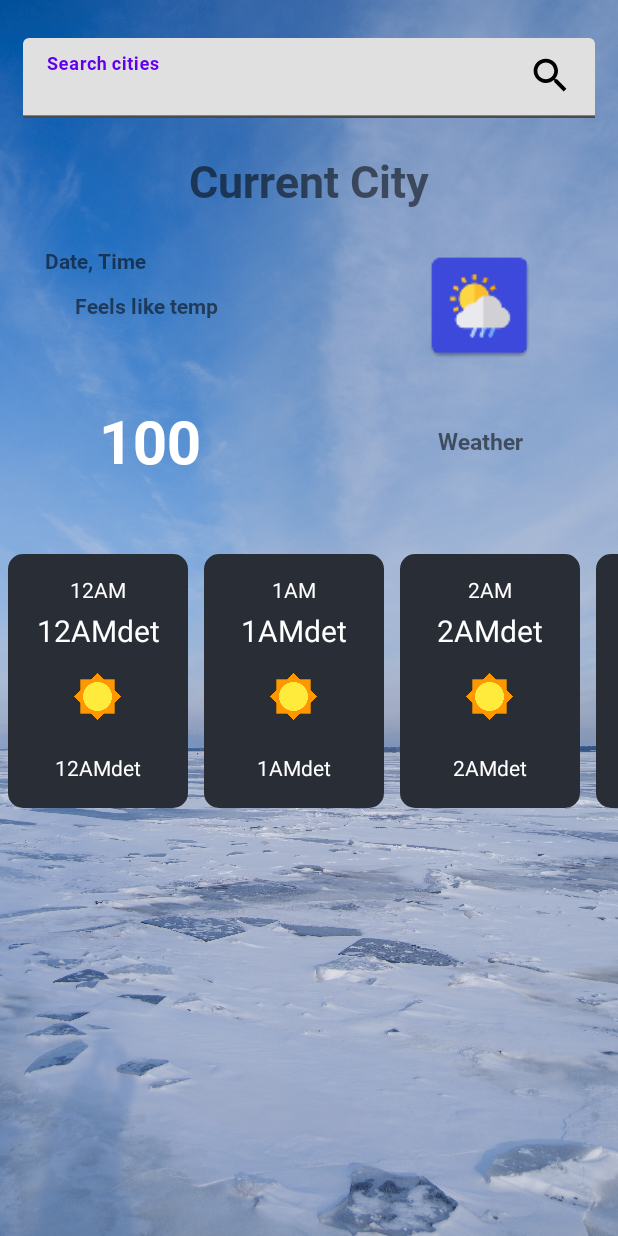
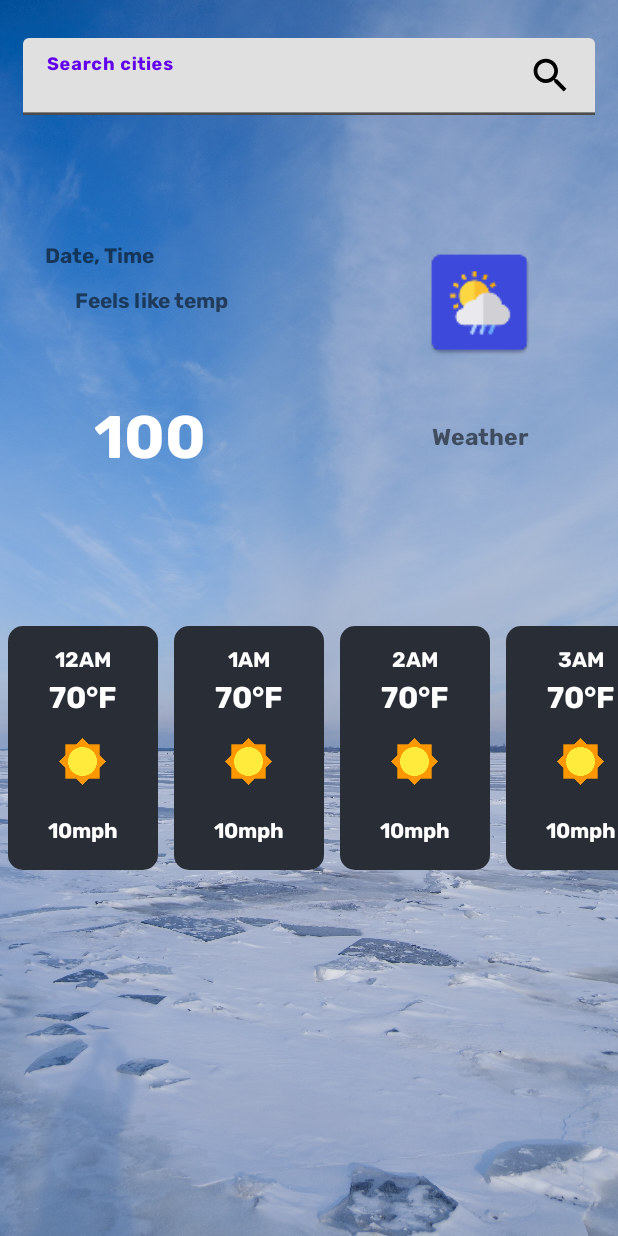
Before and after one commit to psjoel02/Weather, an Android app: the screen it shows after launch (MainActivity), on a phone screen of 412 x 824 dp. Run offline under Robolectric (Android 15) with nearby library versions, the phone set to English and light mode, and no system bars; our stand-ins replace Picasso, Volley; pictures from the network do not load.

```diff
--- a/app/build.gradle
+++ b/app/build.gradle
@@ -36,7 +36,7 @@ dependencies {
     implementation 'androidx.core:core-ktx:1.7.0'
     implementation 'androidx.appcompat:appcompat:1.4.1'
     implementation 'com.google.android.material:material:1.6.0'
-    implementation 'androidx.constraintlayout:constraintlayout:2.1.3'
+    implementation 'androidx.constraintlayout:constraintlayout:2.1.4'
     implementation 'androidx.recyclerview:recyclerview:1.2.1'
     implementation 'androidx.cardview:cardview:1.0.0'
     implementation 'com.squareup.picasso:picasso:2.71828'
@@ -44,7 +44,6 @@ dependencies {
     implementation 'com.google.android.gms:play-services-location:19.0.1'
     implementation 'pl.droidsonroids.gif:android-gif-drawable:1.2.19'
     implementation 'androidx.preference:preference:1.2.0'
-    debugImplementation 'com.squareup.leakcanary:leakcanary-android:2.9.1'
     testImplementation 'junit:junit:4.13.2'
     androidTestImplementation 'androidx.test.ext:junit:1.1.3'
     androidTestImplementation 'androidx.test.espresso:espresso-core:3.4.0'
--- a/app/src/main/java/com/example/weather/RecyclerAdapter.kt
+++ b/app/src/main/java/com/example/weather/RecyclerAdapter.kt
@@ -73,16 +73,16 @@ class RecyclerAdapter(private var weatherRVAL: MutableList<WeatherRV>): Recycler
 }*/
 
 class RecyclerAdapter(): RecyclerView.Adapter<RecyclerAdapter.ViewHolder>() {
-    private var teims = arrayOf("12AM", "1AM", "2AM", "3AM", "4AM", "5AM", "6AM", "7AM", "8AM", "9AM", "10AM", "11AM", "12AM" +
+    private var hours = arrayOf("12AM", "1AM", "2AM", "3AM", "4AM", "5AM", "6AM", "7AM", "8AM", "9AM", "10AM", "11AM", "12AM" +
                                "1PM", "2PM", "3PM", "4PM", "5PM", "6PM", "7PM", "8PM", "9PM", "10PM", "11PM", "12AM")
-    private var details = arrayOf("12AMdet", "1AMdet", "2AMdet", "3AMdet", "4AMdet", "5AMdet", "6AMdet", "7AMdet", "8AMdet", "9AMdet", "10AMdet", "11AMdet", "12AMdet",
-                                  "1PMdet", "2PMdet", "3PMdet", "4PMdet", "5PMdet", "6PMdet", "7PMdet", "8PMdet", "9PMdet", "10PMdet", "11PMdet", "12AMdet")
+    private var details = arrayOf("70°F", "70°F", "70°F", "70°F", "70°F", "70°F", "70°F", "70°F", "70°F", "70°F", "70°F", "70°F", "70°F",
+                                  "70°F", "70°F", "70°F", "70°F", "70°F", "70°F", "70°F", "70°F", "70°F", "70°F", "70°F", "70°F")
     private var images = arrayOf(R.drawable.clear_day, R.drawable.clear_day, R.drawable.clear_day, R.drawable.clear_day, R.drawable.clear_day, R.drawable.clear_day, R.drawable.clear_day, R.drawable.clear_day,
         R.drawable.clear_day, R.drawable.clear_day, R.drawable.clear_day, R.drawable.clear_day, R.drawable.clear_day, R.drawable.clear_day, R.drawable.clear_day, R.drawable.clear_day, R.drawable.clear_day, R.drawable.clear_day,
         R.drawable.clear_day, R.drawable.clear_day, R.drawable.clear_day, R.drawable.clear_day, R.drawable.clear_day, R.drawable.clear_day, R.drawable.clear_day,)
 
-    private var details2 = arrayOf("12AMdet", "1AMdet", "2AMdet", "3AMdet", "4AMdet", "5AMdet", "6AMdet", "7AMdet", "8AMdet", "9AMdet", "10AMdet", "11AMdet", "12AMdet",
-    "1PMdet", "2PMdet", "3PMdet", "4PMdet", "5PMdet", "6PMdet", "7PMdet", "8PMdet", "9PMdet", "10PMdet", "11PMdet", "12AMdet")
+    private var details2 = arrayOf("10mph", "10mph", "10mph", "10mph", "10mph", "10mph", "10mph", "10mph", "10mph", "10mph", "10mph", "10mph", "10mph",
+    "10mph", "10mph", "10mph", "10mph", "10mph", "10mph", "10mph", "10mph", "10mph", "10mph", "10mph", "10mph")
 
     override fun onCreateViewHolder(parent: ViewGroup, viewType: Int): RecyclerAdapter.ViewHolder {
         val v = LayoutInflater.from(parent.context).inflate(R.layout.weather_rv_main, parent, false)
@@ -90,14 +90,14 @@ class RecyclerAdapter(): RecyclerView.Adapter<RecyclerAdapter.ViewHolder>() {
     }
 
     override fun onBindViewHolder(holder: RecyclerAdapter.ViewHolder, position: Int) {
-        holder.timeRV.text = teims[position]
+        holder.timeRV.text = hours[position]
         holder.tempRV.text = details[position]
         holder.imgRV.setImageResource(images[position])
         holder.windRV.text = details2[position]
     }
 
     override fun getItemCount(): Int {
-        return teims.size
+        return hours.size
     }
 
     inner class ViewHolder(itemView: View): RecyclerView.ViewHolder(itemView){
--- a/app/src/main/res/layout/activity_main.xml
+++ b/app/src/main/res/layout/activity_main.xml
@@ -30,15 +30,7 @@
 
         </ImageView>
 
-        <TextView
-            android:id="@+id/currentCity"
-            android:layout_width="wrap_content"
-            android:layout_height="wrap_content"
-            android:layout_centerHorizontal="true"
-            android:layout_marginTop="100dp"
-            android:fontFamily="@font/roboto_bold"
-            android:text="Current City"
-            android:textSize="30sp" />
+
         <!--android:layout_below="@id/currentCity"-->
 
         <com.google.android.material.textfield.TextInputLayout
@@ -60,7 +52,7 @@
                 android:id="@+id/searchEdit"
                 android:layout_width="match_parent"
                 android:layout_height="match_parent"
-                android:fontFamily="@font/roboto_bold"
+                android:fontFamily="@font/rubik_bold"
                 android:importantForAutofill="no"
                 android:inputType="text"
                 android:singleLine="true"
@@ -88,7 +80,7 @@
             android:layout_below="@id/searchLayout"
             android:layout_marginStart="30dp"
             android:layout_marginTop="140dp"
-            android:fontFamily="@font/roboto_bold"
+            android:fontFamily="@font/rubik_bold"
             android:gravity="center"
             android:padding="5dp"
             android:text="100"
@@ -117,7 +109,7 @@
             android:layout_above="@id/currentTemp"
             android:layout_marginStart="30dp"
             android:layout_marginBottom="-130dp"
-            android:fontFamily="@font/roboto_bold"
+            android:fontFamily="@font/rubik_bold"
             android:text="Date, Time">
 
         </TextView>
@@ -129,7 +121,7 @@
             android:layout_above="@id/currentTemp"
             android:layout_marginStart="50dp"
             android:layout_marginBottom="-160dp"
-            android:fontFamily="@font/roboto_bold"
+            android:fontFamily="@font/rubik_bold"
             android:text="Feels like temp">
 
         </TextView>
@@ -140,7 +132,7 @@
             android:layout_height="100dp"
             android:layout_below="@id/weatherImg"
             android:layout_marginStart="270dp"
-            android:fontFamily="@font/roboto_bold"
+            android:fontFamily="@font/rubik_bold"
             android:gravity="center"
             android:text="Weather"
             android:textSize="15sp">
@@ -152,6 +144,7 @@
             android:layout_width="wrap_content"
             android:layout_height="wrap_content"
             android:layout_below="@id/currentTemp"
+            android:layout_marginTop="50dp"
             android:orientation="horizontal"
             android:visibility="visible"
             app:layoutManager="androidx.recyclerview.widget.LinearLayoutManager">
--- a/app/src/main/res/layout/weather_rv_main.xml
+++ b/app/src/main/res/layout/weather_rv_main.xml
@@ -1,6 +1,6 @@
 <?xml version="1.0" encoding="utf-8"?>
 <androidx.cardview.widget.CardView xmlns:android="http://schemas.android.com/apk/res/android"
-    android:layout_width="120dp"
+    android:layout_width="100dp"
     android:layout_height="wrap_content"
     xmlns:app="http://schemas.android.com/apk/res-auto"
     android:layout_margin="5dp"
@@ -22,7 +22,8 @@
             android:padding="4dp"
             android:text="12AM"
             android:textAlignment="center"
-            android:textColor="@color/white">
+            android:textColor="@color/white"
+            android:fontFamily="@font/rubik_bold">
 
         </TextView>
 
@@ -31,6 +32,7 @@
             android:layout_width="match_parent"
             android:layout_height="wrap_content"
             android:layout_below="@id/timeRV"
+            android:fontFamily="@font/rubik_bold"
             android:gravity="center"
             android:text="70 F"
             android:textAlignment="center"
@@ -70,7 +72,8 @@
             android:padding="3dp"
             android:text="10 mph"
             android:textAlignment="center"
-            android:textColor="@color/white">
+            android:textColor="@color/white"
+            android:fontFamily="@font/rubik_bold">
 
         </TextView>
 
```
Also changed, not shown: app/src/main/java/com/example/weather/MainActivity.kt (+21 -13 lines), app/src/main/res/font/roboto_bold.ttf (deleted), app/src/main/res/font/rubik_bold.ttf (added).
